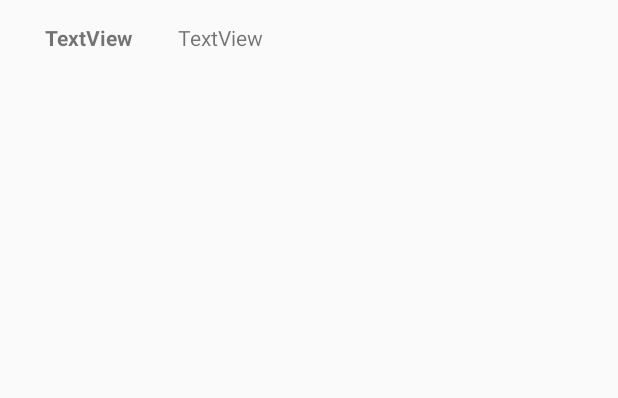
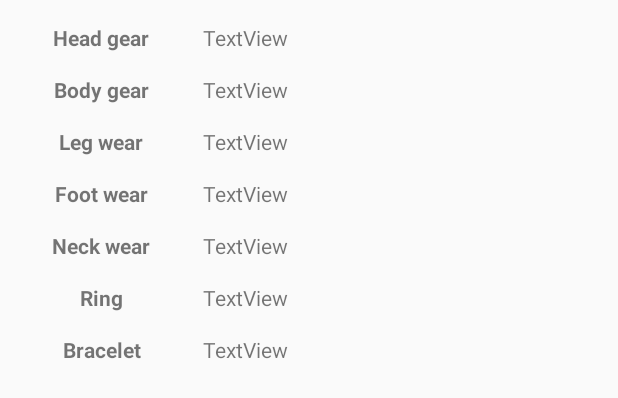
Before and after one commit to T7199384/Lifeventure, an Android app: the layout layout_dialog_gear.xml on its own in the app's theme, with its tools: preview values and no code run, on a phone screen of 412 x 824 dp. Shown: the top 398 px of the screen. Run offline under Robolectric (Android 15) with nearby library versions, the phone set to English and light mode, and no system bars.

Commit message:
Gear layout done

```diff
--- a/app/src/main/res/layout/layout_dialog_gear.xml
+++ b/app/src/main/res/layout/layout_dialog_gear.xml
@@ -9,12 +9,159 @@
         android:layout_marginTop="15dp">
 
         <TextView
-            android:id="@+id/Text"
-            android:layout_width="wrap_content"
+            android:id="@+id/headText"
+            android:layout_width="75dp"
             android:layout_height="wrap_content"
             android:layout_marginStart="30dp"
             android:layout_marginEnd="30dp"
+            android:text="Head gear"
+            android:textAlignment="center"
+            android:textSize="14sp"
+            android:textStyle="bold" />
+
+        <TextView
+            android:id="@+id/headDisplay"
+            android:layout_width="wrap_content"
+            android:layout_height="wrap_content"
+            android:layout_marginEnd="30dp"
+            android:text="TextView" />
+    </TableRow>
+
+    <TableRow
+        android:layout_width="wrap_content"
+        android:layout_height="wrap_content"
+        android:layout_marginTop="15dp">
+
+        <TextView
+            android:id="@+id/bodyText"
+            android:layout_width="75dp"
+            android:layout_height="wrap_content"
+            android:layout_marginStart="30dp"
+            android:layout_marginEnd="30dp"
+            android:text="Body gear"
+            android:textAlignment="center"
+            android:textSize="14sp"
+            android:textStyle="bold" />
+
+        <TextView
+            android:id="@+id/bodyDisplay"
+            android:layout_width="wrap_content"
+            android:layout_height="wrap_content"
+            android:layout_marginEnd="30dp"
+            android:text="TextView" />
+    </TableRow>
+
+    <TableRow
+        android:layout_width="wrap_content"
+        android:layout_height="wrap_content"
+        android:layout_marginTop="15dp">
+
+        <TextView
+            android:id="@+id/legText"
+            android:layout_width="75dp"
+            android:layout_height="wrap_content"
+            android:layout_marginStart="30dp"
+            android:layout_marginEnd="30dp"
+            android:text="Leg wear"
+            android:textAlignment="center"
+            android:textSize="14sp"
+            android:textStyle="bold" />
+
+        <TextView
+            android:id="@+id/legDisplay"
+            android:layout_width="wrap_content"
+            android:layout_height="wrap_content"
+            android:layout_marginEnd="30dp"
             android:text="TextView"
+            android:textAlignment="center" />
+    </TableRow>
+
+    <TableRow
+        android:layout_width="wrap_content"
+        android:layout_height="wrap_content"
+        android:layout_marginTop="15dp">
+
+        <TextView
+            android:id="@+id/feetText"
+            android:layout_width="75dp"
+            android:layout_height="wrap_content"
+            android:layout_marginStart="30dp"
+            android:layout_marginEnd="30dp"
+            android:text="Foot wear"
+            android:textAlignment="center"
+            android:textSize="14sp"
+            android:textStyle="bold" />
+
+        <TextView
+            android:id="@+id/footDisplay"
+            android:layout_width="wrap_content"
+            android:layout_height="wrap_content"
+            android:layout_marginEnd="30dp"
+            android:text="TextView" />
+    </TableRow>
+
+    <TableRow
+        android:layout_width="wrap_content"
+        android:layout_height="wrap_content"
+        android:layout_marginTop="15dp">
+
+        <TextView
+            android:id="@+id/neckText"
+            android:layout_width="75dp"
+            android:layout_height="wrap_content"
+            android:layout_marginStart="30dp"
+            android:layout_marginEnd="30dp"
+            android:text="Neck wear"
+            android:textAlignment="center"
+            android:textSize="14sp"
+            android:textStyle="bold" />
+
+        <TextView
+            android:id="@+id/neckDisplay"
+            android:layout_width="wrap_content"
+            android:layout_height="wrap_content"
+            android:layout_marginEnd="30dp"
+            android:text="TextView" />
+    </TableRow>
+
+    <TableRow
+        android:layout_width="wrap_content"
+        android:layout_height="wrap_content"
+        android:layout_marginTop="15dp">
+
+        <TextView
+            android:id="@+id/ringText"
+            android:layout_width="75dp"
+            android:layout_height="wrap_content"
+            android:layout_marginStart="30dp"
+            android:layout_marginEnd="30dp"
+            android:text="Ring"
+            android:textAlignment="center"
+            android:textSize="14sp"
+            android:textStyle="bold" />
+
+        <TextView
+            android:id="@+id/ringDisplay"
+            android:layout_width="wrap_content"
+            android:layout_height="wrap_content"
+            android:layout_marginEnd="30dp"
+            android:text="TextView"
+            android:textAlignment="center" />
+    </TableRow>
+
+    <TableRow
+        android:layout_width="wrap_content"
+        android:layout_height="wrap_content"
+        android:layout_marginTop="15dp">
+
+        <TextView
+            android:id="@+id/wristText"
+            android:layout_width="75dp"
+            android:layout_height="wrap_content"
+            android:layout_marginStart="30dp"
+            android:layout_marginEnd="30dp"
+            android:text="Bracelet"
+            android:textAlignment="center"
             android:textSize="14sp"
             android:textStyle="bold" />
 
@@ -23,7 +170,12 @@
             android:layout_width="wrap_content"
             android:layout_height="wrap_content"
             android:layout_marginEnd="30dp"
-            android:text="TextView" />
+            android:text="TextView"
+            android:textAlignment="center" />
     </TableRow>
 
+
+
+
+
 </LinearLayout>
```
